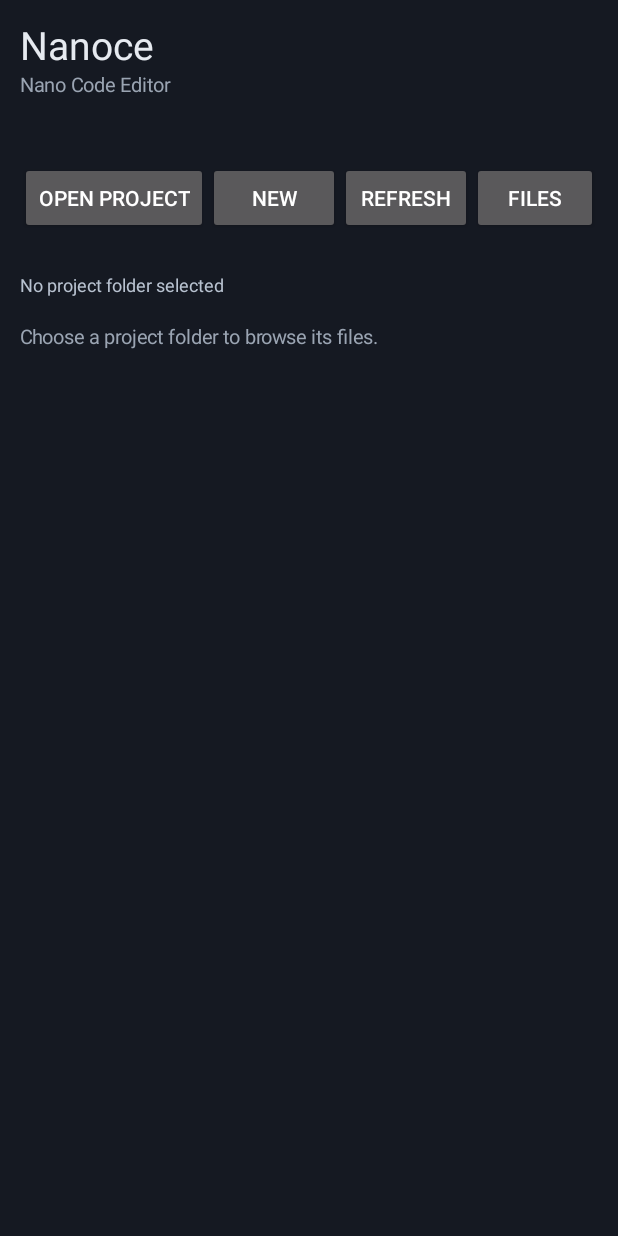
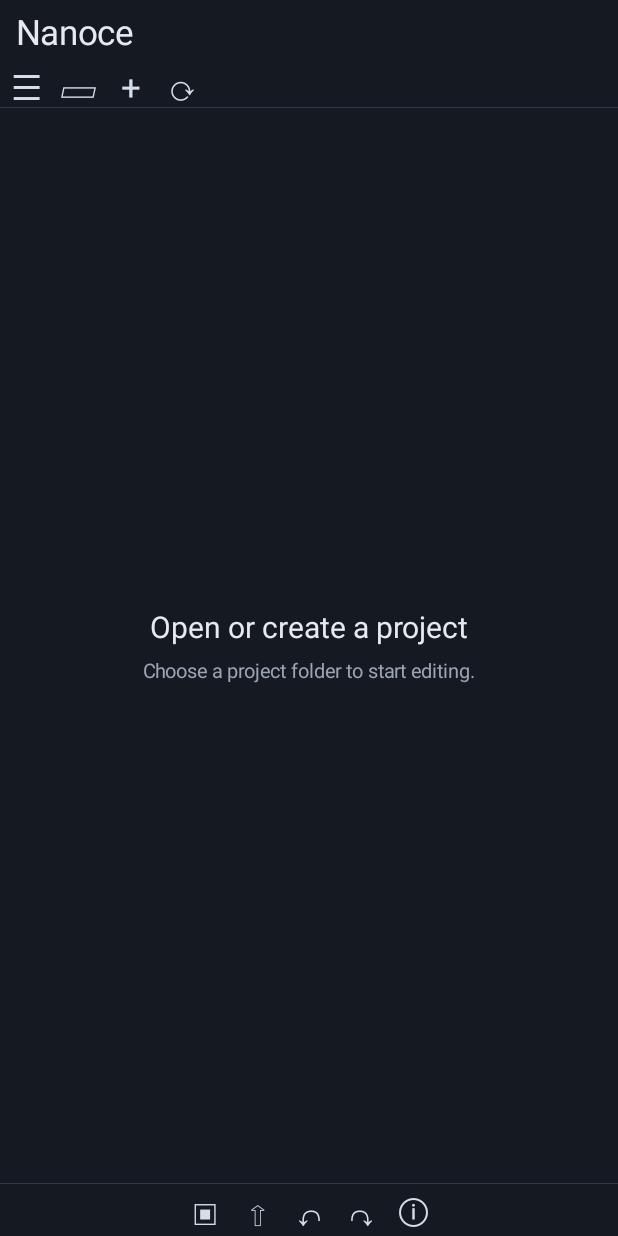
Before and after one commit to Waizusora/Nanoce, an Android app: the screen it shows after launch (MainActivity), on a phone screen of 412 x 824 dp. Run offline under Robolectric (Android 15) with nearby library versions, the phone set to English and light mode, and no system bars.

Commit message:
feat(ui): redesign Nanoce editor toolbars and welcome screen

```diff
--- a/app/src/main/java/com/waizusora/nanoce/MainActivity.kt
+++ b/app/src/main/java/com/waizusora/nanoce/MainActivity.kt
@@ -1,6 +1,7 @@
 package com.waizusora.nanoce
 
 import android.app.Activity
+import android.app.AlertDialog
 import android.content.Intent
 import android.net.Uri
 import android.os.Bundle
@@ -8,106 +9,109 @@ import android.view.Gravity
 import android.view.View
 import android.view.ViewGroup
 import android.widget.FrameLayout
-import android.widget.Button
 import android.widget.LinearLayout
+import android.widget.ScrollView
 import android.widget.TextView
 
 class MainActivity : Activity() {
     private val nativeBridge by lazy { NativeBridge() }
     private lateinit var storageAccess: StorageAccess
-    private lateinit var workspaceStatus: TextView
     private lateinit var explorer: ProjectExplorerView
     private lateinit var editorWorkspace: EditorWorkspaceView
     private lateinit var workspaceBody: FrameLayout
+    private lateinit var welcome: LinearLayout
 
     override fun onCreate(savedInstanceState: Bundle?) {
         super.onCreate(savedInstanceState)
         storageAccess = StorageAccess(this)
 
-        val title = TextView(this).apply {
-            text = "Nanoce"
-            textSize = 26f
-            setTextColor(0xFFE6EAF0.toInt())
-        }
-        val subtitle = TextView(this).apply {
-            text = "Nano Code Editor"
-            textSize = 13f
-            setTextColor(0xFF9AA4B2.toInt())
-        }
-        val version = TextView(this).apply {
-            text = "Native core: ${nativeBridge.nativeVersion()}"
-            textSize = 11f
-            setTextColor(0xFF7F8A99.toInt())
-        }
-        workspaceStatus = TextView(this).apply {
-            textSize = 12f
-            setTextColor(0xFFB8C2D0.toInt())
-            text = workspaceDescription(storageAccess.workspaceUri())
-        }
         explorer = ProjectExplorerView(this, storageAccess).apply {
             showWorkspace(storageAccess.workspaceUri())
         }
         editorWorkspace = EditorWorkspaceView(this, storageAccess)
         explorer.onOpenTextFile = { uri, name, text ->
             editorWorkspace.openDocument(uri, name, text)
-            showEditor()
+            explorer.visibility = View.GONE
+            editorWorkspace.visibility = View.VISIBLE
+            welcome.visibility = View.GONE
         }
 
-        val chooseWorkspace = Button(this).apply {
-            text = "Open project"
-            setOnClickListener { openWorkspacePicker() }
+        val title = TextView(this).apply {
+            text = "Nanoce"
+            textSize = 23f
+            setTextColor(0xFFE6EAF0.toInt())
+            gravity = Gravity.CENTER_VERTICAL
+            setPadding(16, 8, 12, 4)
         }
-        val createItem = Button(this).apply {
-            text = "New"
-            setOnClickListener { explorer.showCreateActions() }
-        }
-        val refresh = Button(this).apply {
-            text = "Refresh"
-            setOnClickListener { explorer.refresh() }
-        }
-        val files = Button(this).apply {
-            text = "Files"
-            setOnClickListener { showExplorer() }
-        }
-        val save = Button(this).apply {
-            text = "Save"
-            setOnClickListener { editorWorkspace.saveActive() }
-        }
-        val actions = LinearLayout(this).apply {
+        val topToolbar = LinearLayout(this).apply {
             orientation = LinearLayout.HORIZONTAL
             gravity = Gravity.CENTER_VERTICAL
-            addView(chooseWorkspace)
-            addView(createItem)
-            addView(refresh)
-            addView(files)
-            addView(save)
+            addView(iconButton("☰", "Files") { toggleFiles() })
+            addView(iconButton("▱", "Open project") { openWorkspacePicker() })
+            addView(iconButton("+", "New file or folder") { createProjectItem() })
+            addView(iconButton("⟳", "Refresh files") { explorer.refresh() })
+        }
+
+        workspaceBody = FrameLayout(this).apply {
+            setBackgroundColor(0xFF151922.toInt())
+            addView(editorWorkspace, FrameLayout.LayoutParams(
+                ViewGroup.LayoutParams.MATCH_PARENT, ViewGroup.LayoutParams.MATCH_PARENT
+            ))
+            addView(explorer, FrameLayout.LayoutParams(
+                ViewGroup.LayoutParams.MATCH_PARENT, ViewGroup.LayoutParams.MATCH_PARENT
+            ))
+            explorer.visibility = View.GONE
+        }
+        welcome = LinearLayout(this).apply {
+            orientation = LinearLayout.VERTICAL
+            gravity = Gravity.CENTER
+            setPadding(28, 24, 28, 24)
+            setBackgroundColor(0xFF151922.toInt())
+            addView(TextView(this@MainActivity).apply {
+                text = "Open or create a project"
+                textSize = 20f
+                gravity = Gravity.CENTER
+                setTextColor(0xFFE6EAF0.toInt())
+            })
+            addView(TextView(this@MainActivity).apply {
+                text = "Choose a project folder to start editing."
+                textSize = 13f
+                gravity = Gravity.CENTER
+                setTextColor(0xFF9AA4B2.toInt())
+                setPadding(0, 10, 0, 0)
+            })
+        }
+        workspaceBody.addView(welcome, FrameLayout.LayoutParams(
+            ViewGroup.LayoutParams.MATCH_PARENT, ViewGroup.LayoutParams.MATCH_PARENT
+        ))
+        if (storageAccess.workspaceUri() != null) welcome.visibility = View.GONE
+
+        val bottomToolbar = LinearLayout(this).apply {
+            orientation = LinearLayout.HORIZONTAL
+            gravity = Gravity.CENTER
+            addView(iconButton("▣", "Save") { editorWorkspace.saveActive() })
+            addView(iconButton("⇧", "Save as") { launchSaveAs() })
+            addView(iconButton("↶", "Undo") { editorWorkspace.undo() })
+            addView(iconButton("↷", "Redo") { editorWorkspace.redo() })
+            addView(iconButton("ⓘ", "About") { showAbout() })
         }
 
         val header = LinearLayout(this).apply {
             orientation = LinearLayout.VERTICAL
-            setPadding(20, 18, 20, 8)
             setBackgroundColor(0xFF151922.toInt())
             addView(title)
-            addView(subtitle)
-            addView(version)
-            addView(actions, LinearLayout.LayoutParams(
-                ViewGroup.LayoutParams.MATCH_PARENT,
-                ViewGroup.LayoutParams.WRAP_CONTENT
-            ).apply { topMargin = 12 })
-            addView(workspaceStatus, LinearLayout.LayoutParams(
-                ViewGroup.LayoutParams.MATCH_PARENT,
-                ViewGroup.LayoutParams.WRAP_CONTENT
-            ).apply { topMargin = 8 })
+            addView(topToolbar, LinearLayout.LayoutParams(
+                ViewGroup.LayoutParams.MATCH_PARENT, 48
+            ))
+            addView(separator())
         }
-
-        workspaceBody = FrameLayout(this).apply {
-            addView(explorer, FrameLayout.LayoutParams(
-                ViewGroup.LayoutParams.MATCH_PARENT, ViewGroup.LayoutParams.MATCH_PARENT
+        val footer = LinearLayout(this).apply {
+            orientation = LinearLayout.VERTICAL
+            setBackgroundColor(0xFF151922.toInt())
+            addView(separator())
+            addView(bottomToolbar, LinearLayout.LayoutParams(
+                ViewGroup.LayoutParams.MATCH_PARENT, 52
             ))
-            addView(editorWorkspace, FrameLayout.LayoutParams(
-                ViewGroup.LayoutParams.MATCH_PARENT, ViewGroup.LayoutParams.MATCH_PARENT
-            ))
-            editorWorkspace.visibility = View.GONE
         }
         val content = LinearLayout(this).apply {
             orientation = LinearLayout.VERTICAL
@@ -116,8 +120,113 @@ class MainActivity : Activity() {
             addView(workspaceBody, LinearLayout.LayoutParams(
                 ViewGroup.LayoutParams.MATCH_PARENT, 0, 1f
             ))
+            addView(footer)
         }
         setContentView(content)
+    }
+
+    private fun iconButton(symbol: String, label: String, action: () -> Unit): TextView =
+        TextView(this).apply {
+            text = symbol
+            contentDescription = label
+            textSize = 23f
+            gravity = Gravity.CENTER
+            setTextColor(0xFFD6DEE9.toInt())
+            setPadding(8, 4, 8, 4)
+            minWidth = 52
+            minHeight = 48
+            isClickable = true
+            isFocusable = true
+            setOnClickListener { action() }
+            background = obtainStyledAttributes(intArrayOf(android.R.attr.selectableItemBackground))
+                .getDrawable(0)
+                .also { obtainStyledAttributes(intArrayOf(android.R.attr.selectableItemBackground)).recycle() }
+        }
+
+    private fun separator(): View = View(this).apply {
+        setBackgroundColor(0xFF303846.toInt())
+        layoutParams = LinearLayout.LayoutParams(
+            ViewGroup.LayoutParams.MATCH_PARENT, 1
+        )
+    }
+
+    private fun toggleFiles() {
+        if (explorer.visibility == View.VISIBLE) {
+            explorer.visibility = View.GONE
+            if (editorWorkspace.visibility != View.VISIBLE) welcome.visibility = View.VISIBLE
+        } else {
+            welcome.visibility = View.GONE
+            explorer.visibility = View.VISIBLE
+            explorer.refresh()
+        }
+    }
+
+    private fun createProjectItem() {
+        if (storageAccess.workspaceUri() == null) {
+            openWorkspacePicker()
+            return
+        }
+        explorer.showCreateActions()
+    }
+
+    private fun openWorkspacePicker() {
+        val intent = Intent(Intent.ACTION_OPEN_DOCUMENT_TREE).apply {
+            addFlags(
+                Intent.FLAG_GRANT_READ_URI_PERMISSION or
+                    Intent.FLAG_GRANT_WRITE_URI_PERMISSION or
+                    Intent.FLAG_GRANT_PERSISTABLE_URI_PERMISSION or
+                    Intent.FLAG_GRANT_PREFIX_URI_PERMISSION
+            )
+        }
+        @Suppress("DEPRECATION")
+        startActivityForResult(intent, REQUEST_WORKSPACE)
+    }
+
+    private fun launchSaveAs() {
+        val intent = Intent(Intent.ACTION_CREATE_DOCUMENT).apply {
+            addCategory(Intent.CATEGORY_OPENABLE)
+            type = "text/plain"
+            putExtra(Intent.EXTRA_TITLE, "untitled.txt")
+        }
+        @Suppress("DEPRECATION")
+        startActivityForResult(intent, REQUEST_SAVE_AS)
+    }
+
+    private fun showAbout() {
+        val panel = LinearLayout(this).apply {
+            orientation = LinearLayout.VERTICAL
+            gravity = Gravity.CENTER_HORIZONTAL
+            setPadding(24, 20, 24, 12)
+            addView(TextView(this@MainActivity).apply {
+                text = "Nanoce"
+                textSize = 26f
+                gravity = Gravity.CENTER
+                setTextColor(0xFFE6EAF0.toInt())
+            })
+            addView(TextView(this@MainActivity).apply {
+                text = "Nano Code Editor\nnanoce-dev\nNative core: ${nativeBridge.nativeVersion()}"
+                textSize = 13f
+                gravity = Gravity.CENTER
+                setTextColor(0xFF9AA4B2.toInt())
+                setPadding(0, 8, 0, 18)
+            })
+            addView(separator())
+            addView(TextView(this@MainActivity).apply {
+                text = "Open Source Notices"
+                textSize = 16f
+                setTextColor(0xFFE6EAF0.toInt())
+                setPadding(0, 14, 0, 8)
+            })
+            addView(TextView(this@MainActivity).apply {
+                text = "Nanoce original code is licensed under the MIT License.\n\nTree-sitter is distributed under the MIT License. Grammar sources retain their respective upstream licenses. See the bundled source and license files for complete third-party notices."
+                textSize = 12f
+                setTextColor(0xFFB8C2D0.toInt())
+            })
+        }
+        AlertDialog.Builder(this)
+            .setView(ScrollView(this).apply { addView(panel) })
+            .setPositiveButton("Close", null)
+            .show()
     }
 
     override fun onDestroy() {
@@ -132,56 +241,36 @@ class MainActivity : Activity() {
         }
     }
 
-    private fun showEditor() {
-        explorer.visibility = View.GONE
-        editorWorkspace.visibility = View.VISIBLE
-    }
-
-    private fun showExplorer() {
-        editorWorkspace.confirmDiscardAndRun {
-            editorWorkspace.visibility = View.GONE
-            explorer.visibility = View.VISIBLE
+    @Deprecated("Uses platform document pickers for API 23 compatibility")
+    override fun onActivityResult(requestCode: Int, resultCode: Int, data: Intent?) {
+        super.onActivityResult(requestCode, resultCode, data)
+        if (resultCode != RESULT_OK) return
+        val uri: Uri = data?.data ?: return
+        when (requestCode) {
+            REQUEST_WORKSPACE -> {
+                try {
+                    storageAccess.persistWorkspace(uri, data.flags)
+                    explorer.showWorkspace(uri)
+                    welcome.visibility = View.GONE
+                    editorWorkspace.visibility = View.VISIBLE
+                    explorer.visibility = View.VISIBLE
+                } catch (error: Exception) {
+                    showMessage("Unable to access project: ${error.message ?: "unknown error"}")
+                }
+            }
+            REQUEST_SAVE_AS -> {
+                val name = data?.data?.lastPathSegment?.substringAfterLast('/') ?: "untitled.txt"
+                editorWorkspace.saveAs(uri, name)
+            }
         }
     }
 
-    private fun openWorkspacePicker() {
-        editorWorkspace.confirmCloseAllAndRun {
-            launchWorkspacePicker()
-        }
+    private fun showMessage(message: String) {
+        android.widget.Toast.makeText(this, message, android.widget.Toast.LENGTH_SHORT).show()
     }
-
-    private fun launchWorkspacePicker() {
-        val intent = Intent(Intent.ACTION_OPEN_DOCUMENT_TREE).apply {
-            addFlags(
-                Intent.FLAG_GRANT_READ_URI_PERMISSION or
-                    Intent.FLAG_GRANT_WRITE_URI_PERMISSION or
-                    Intent.FLAG_GRANT_PERSISTABLE_URI_PERMISSION or
-                    Intent.FLAG_GRANT_PREFIX_URI_PERMISSION
-            )
-        }
-        @Suppress("DEPRECATION")
-        startActivityForResult(intent, REQUEST_WORKSPACE)
-    }
-
-    @Deprecated("Uses the platform document-tree picker for API 23 compatibility")
-    override fun onActivityResult(requestCode: Int, resultCode: Int, data: Intent?) {
-        super.onActivityResult(requestCode, resultCode, data)
-        if (requestCode != REQUEST_WORKSPACE || resultCode != RESULT_OK) return
-        val uri: Uri = data?.data ?: return
-        try {
-            storageAccess.persistWorkspace(uri, data.flags)
-            workspaceStatus.text = workspaceDescription(uri)
-            explorer.showWorkspace(uri)
-        } catch (error: Exception) {
-            workspaceStatus.text = "Unable to access folder: ${error.message ?: "unknown error"}"
-        }
-    }
-
-    private fun workspaceDescription(uri: Uri?): String =
-        if (uri == null) "No project folder selected"
-        else "Workspace: ${uri.lastPathSegment ?: uri}"
 
     companion object {
         private const val REQUEST_WORKSPACE = 4101
+        private const val REQUEST_SAVE_AS = 4102
     }
 }
```
